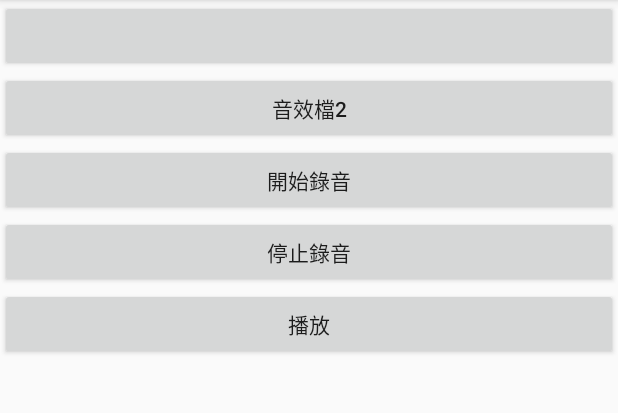
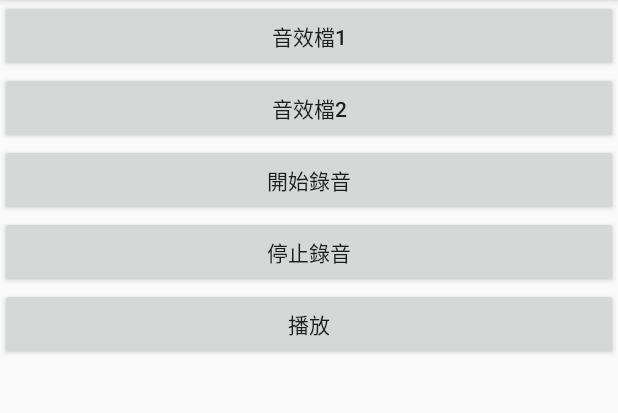
Before and after one commit to yadoch/MySoundTest-Tcca, an Android app: the screen it shows after launch (MainActivity), on a phone screen of 412 x 824 dp, the part 84-497 px from its top. Run offline under Robolectric (Android 15) with nearby library versions, the light colour scheme and no system bars.

Commit message:
改版面

```diff
--- a/app/src/main/res/layout/activity_main.xml
+++ b/app/src/main/res/layout/activity_main.xml
@@ -10,9 +10,9 @@
     <Button
         android:layout_width="match_parent"
         android:layout_height="wrap_content"
-        android:text=""
+        android:text="音效檔1"
         android:onClick="test1"
-        />音效檔1
+        />
     <Button
         android:layout_width="match_parent"
         android:layout_height="wrap_content"
```
